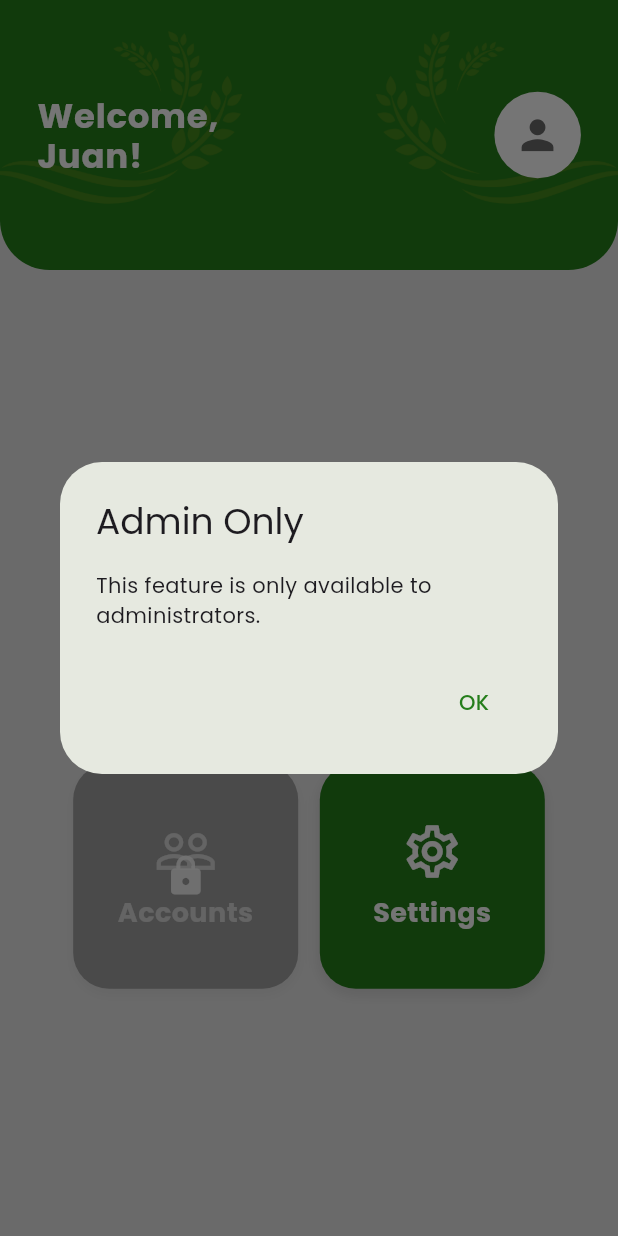
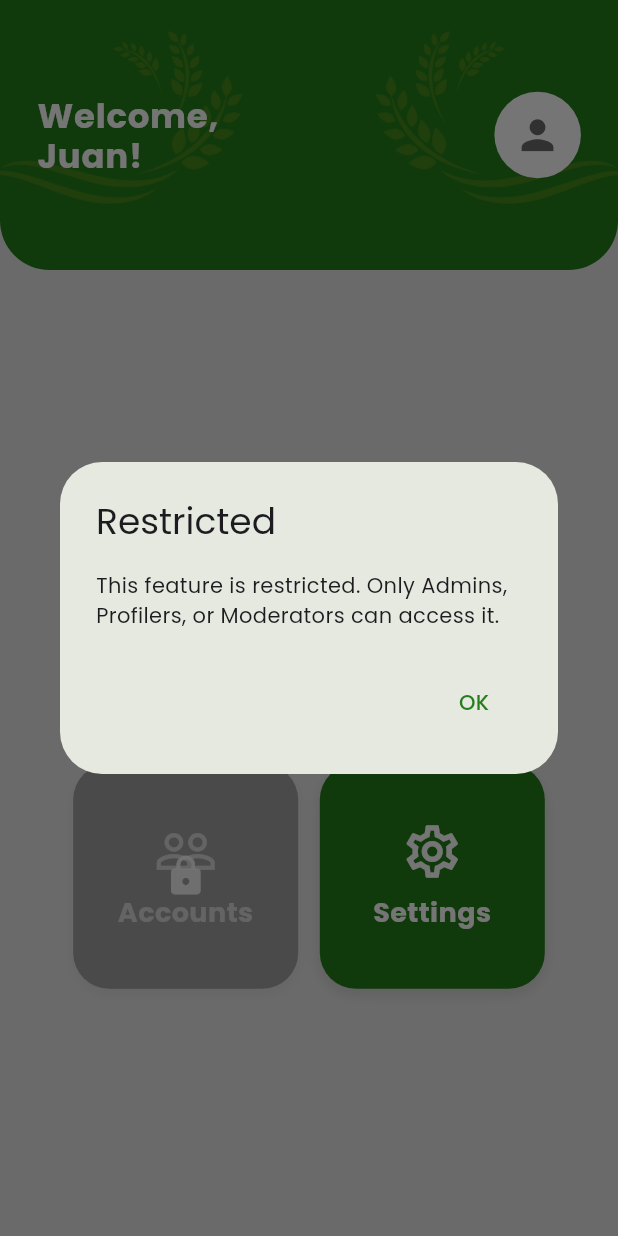
Before and after one commit to nel-developer/SAADProfilingApp, a Flutter app: the HomeScreen screen opened directly, after a tap on "Accounts", on a phone screen of 412 x 824 dp. Run offline on Flutter 3.47's test engine with Material 3 defaults, Android fonts, the phone set to English and light mode, and no system bars; our stand-ins replace cloud_firestore, firebase_auth, firebase_core, google_fonts, shared_preferences; accounts and stored records are empty.

Commit message:
Restrict Profiling tile to Admin/Profiler/Moderator; use cached getUserRole

```diff
--- a/lib/screens/auth/login_screen.dart
+++ b/lib/screens/auth/login_screen.dart
@@ -154,8 +154,11 @@ class _LoginScreenState extends State<LoginScreen>
           // ignore: unawaited_futures
           _authService.getUserData(uid);
         } else {
-          // No cached data — fetch with retry/backoff (added in service)
-          final userData = await _authService.getUserData(uid);
+          // No cached data — fetch but don't block the UI for long.
+          // Use a short timeout so slow Firestore doesn't delay navigation.
+          final userData = await _authService
+              .getUserData(uid)
+              .timeout(const Duration(milliseconds: 800), onTimeout: () => null);
           accountStatus = userData?['accountStatus'];
 
           if (accountStatus == 'pending_review') {
--- a/lib/screens/home/home_screen.dart
+++ b/lib/screens/home/home_screen.dart
@@ -99,9 +99,12 @@ class _HomeScreenState extends State<HomeScreen>
   Future<void> _loadUserRole() async {
     final user = _authService.currentUser;
     if (user != null) {
-      final userData = await _authService.getUserData(user.uid);
+      // Use `getUserRole` which checks in-memory and SharedPreferences caches
+      // before querying Firestore. This is faster and avoids fetching full
+      // user documents just to read the role.
+      final role = await _authService.getUserRole(user.uid);
       setState(() {
-        _userRole = userData?['role'] as String?;
+        _userRole = role;
       });
     }
   }
@@ -110,9 +113,9 @@ class _HomeScreenState extends State<HomeScreen>
     showDialog(
       context: context,
       builder: (context) => AlertDialog(
-        title: const Text('Admin Only'),
-        content:
-            const Text('This feature is only available to administrators.'),
+        title: const Text('Restricted'),
+        content: const Text(
+            'This feature is restricted. Only Admins, Profilers, or Moderators can access it.'),
         actions: [
           TextButton(
             onPressed: () => Navigator.pop(context),
@@ -266,8 +269,12 @@ class _HomeScreenState extends State<HomeScreen>
                           child: HomeTile(
                             label: 'Profiling',
                             icon: Icons.person_outline,
-                            route: AppRoutes.profiling,
-                            animation: _tile2Anim,
+                              route: AppRoutes.profiling,
+                              animation: _tile2Anim,
+                              isEnabled: _userRole != null &&
+                                  ['admin', 'profiler', 'moderator']
+                                      .contains(_userRole!.toLowerCase()),
+                              onDisabledTap: _showLockedAlert,
                           ),
                         ),
                       ],
```
